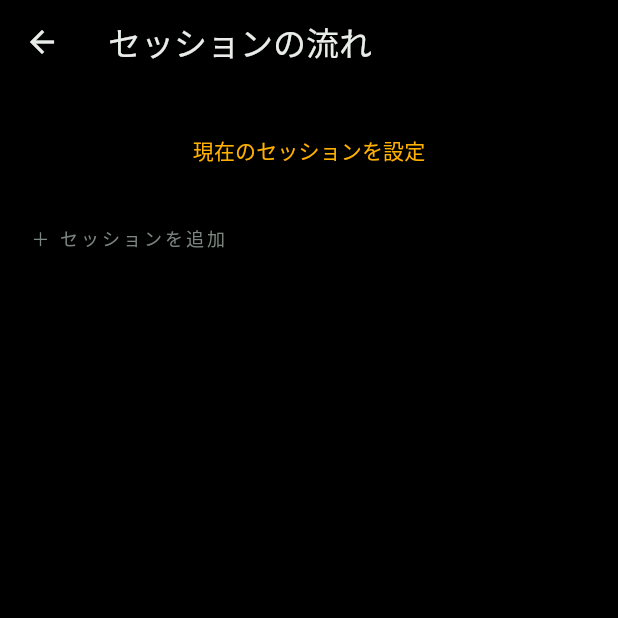
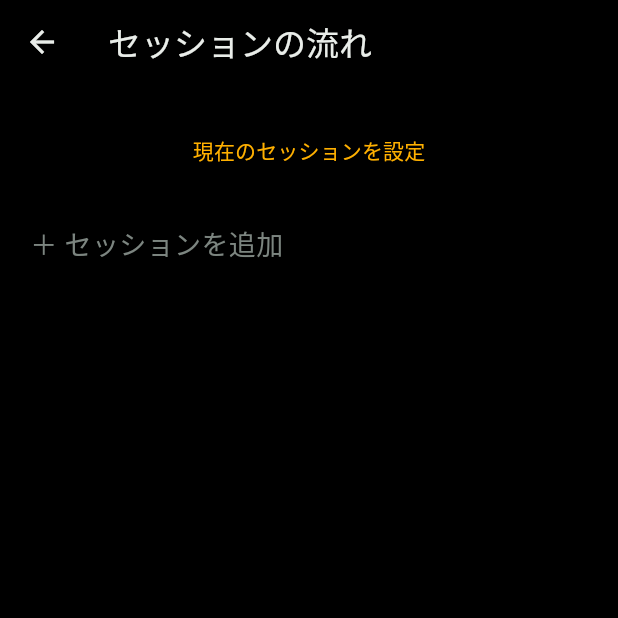
Before and after one commit to iq3-run/session-timer-app, a Flutter app: the screen it shows after launch, after a tap on the "view timeline" icon, on a phone screen of 412 x 824 dp, the top half of it. Run offline on Flutter 3.47's test engine with Material 3 defaults, Android fonts, the phone set to English and light mode, and no system bars; our stand-ins replace flutter_local_notifications, flutter_riverpod, flutter_timezone, shared_preferences, timezone; missing offline and left inert: home_widget, ntp.

Commit message:
feat: タイマー稼働中に終了時刻を表示し、セッションの流れ画面のフォントを拡大
タイマー稼働中（カウントダウン中・超過カウントアップ中いずれも）、ラベルに
終了予定時刻を追記するようにした（例:「タイマー(21:45まで)」「連動タイマー
（超過）(19:55まで)」）。ラベル組み立てロジックはウィジェット外からテスト
できるよう純粋関数timerLabelとして切り出した。

セッションの流れ画面のセッション一覧行・追加行のフォントサイズを12pxから
18pxに拡大した（従来の12pxは他画面では大きな数値表示に添える補助キャプ
ション用のスタイルの流用だった）。

Co-Authored-By: Claude Sonnet 5 <noreply@anthropic.com>

```diff
--- a/lib/features/session_plan/session_plan_screen.dart
+++ b/lib/features/session_plan/session_plan_screen.dart
@@ -8,6 +8,11 @@ import 'package:session_timer/features/session_plan/current_session_resolution.d
 import 'package:session_timer/features/session_plan/session_plan_controller.dart';
 import 'package:session_timer/features/session_plan/session_plan_entry.dart';
 import 'package:session_timer/features/targets/time_targets_controller.dart';
+
+/// `SessionTimerTextStyles.label` (12px) is meant as a small caption
+/// alongside a large number elsewhere in the app — on this screen it would
+/// be the only text in each row, so rows use this larger size instead.
+const _rowTextStyle = TextStyle(color: SessionTimerColors.muted, fontSize: 18);
 
 /// Registers a plan of sessions (start + end time each) and lets the user
 /// derive 完了時刻/指定時刻 from whichever one is "current" right now. The
@@ -112,7 +117,7 @@ class _SessionRow extends ConsumerWidget {
               child: Text(
                 '${format.format(session.startTime)}〜'
                 '${format.format(session.endTime)}',
-                style: SessionTimerTextStyles.label,
+                style: _rowTextStyle,
               ),
             ),
             Positioned(
@@ -165,7 +170,7 @@ class _AddSessionRow extends ConsumerWidget {
       onTap: () => _addSession(context, ref),
       child: const Padding(
         padding: EdgeInsets.symmetric(vertical: 10),
-        child: Text('＋ セッションを追加', style: SessionTimerTextStyles.label),
+        child: Text('＋ セッションを追加', style: _rowTextStyle),
       ),
     );
   }
--- /dev/null
+++ b/lib/features/timer/timer_label.dart
@@ -0,0 +1,14 @@
+import 'package:intl/intl.dart';
+import 'package:session_timer/features/timer/timer_state.dart';
+
+/// The "タイマー"/"連動タイマー" label shown above the countdown value, with
+/// the end time appended while running (e.g. "タイマー(21:45まで)") so it
+/// stays visible without needing a separate display. "（超過）" is inserted
+/// between the mode name and the end time once overdue.
+String timerLabel(TimerState? state, DateTime now) {
+  if (state == null || !state.isRunning) return 'タイマー';
+  final modeLabel = state.mode == TimerMode.linked ? '連動タイマー' : 'タイマー';
+  final overdueSuffix = state.isOverdueAt(now) ? '（超過）' : '';
+  final endTime = DateFormat('H:mm').format(state.targetTime!);
+  return '$modeLabel$overdueSuffix($endTimeまで)';
+}
--- a/lib/features/timer/timer_section.dart
+++ b/lib/features/timer/timer_section.dart
@@ -7,6 +7,7 @@ import 'package:session_timer/core/clock/duration_format.dart';
 import 'package:session_timer/core/theme/session_timer_theme.dart';
 import 'package:session_timer/features/flash/flash_legible_text.dart';
 import 'package:session_timer/features/timer/timer_controller.dart';
+import 'package:session_timer/features/timer/timer_label.dart';
 import 'package:session_timer/features/timer/timer_state.dart';
 
 const _defaultSetupDuration = Duration(minutes: 5);
@@ -111,7 +112,7 @@ class _TimerBodyState extends State<_TimerBody> {
     final isOverdue = state != null && state.isOverdueAt(now);
     return Column(
       children: [
-        Text(_label(state, isOverdue), style: SessionTimerTextStyles.label),
+        Text(timerLabel(state, now), style: SessionTimerTextStyles.label),
         FlashLegibleText(_value(state, now), style: _valueStyle(isOverdue)),
         Text(
           _subtitle(state),
@@ -133,12 +134,6 @@ class _TimerBodyState extends State<_TimerBody> {
       SessionTimerTextStyles.value.copyWith(
         color: isOverdue ? SessionTimerColors.red : SessionTimerColors.amber,
       );
-
-  String _label(TimerState? state, bool isOverdue) {
-    if (state == null || !state.isRunning) return 'タイマー';
-    final modeLabel = state.mode == TimerMode.linked ? '連動タイマー' : 'タイマー';
-    return isOverdue ? '$modeLabel（超過）' : modeLabel;
-  }
 
   String _subtitle(TimerState? state) {
     if (state == null || !state.isRunning) return 'タップして設定';
```
Also changed, not shown: 3 other files.
